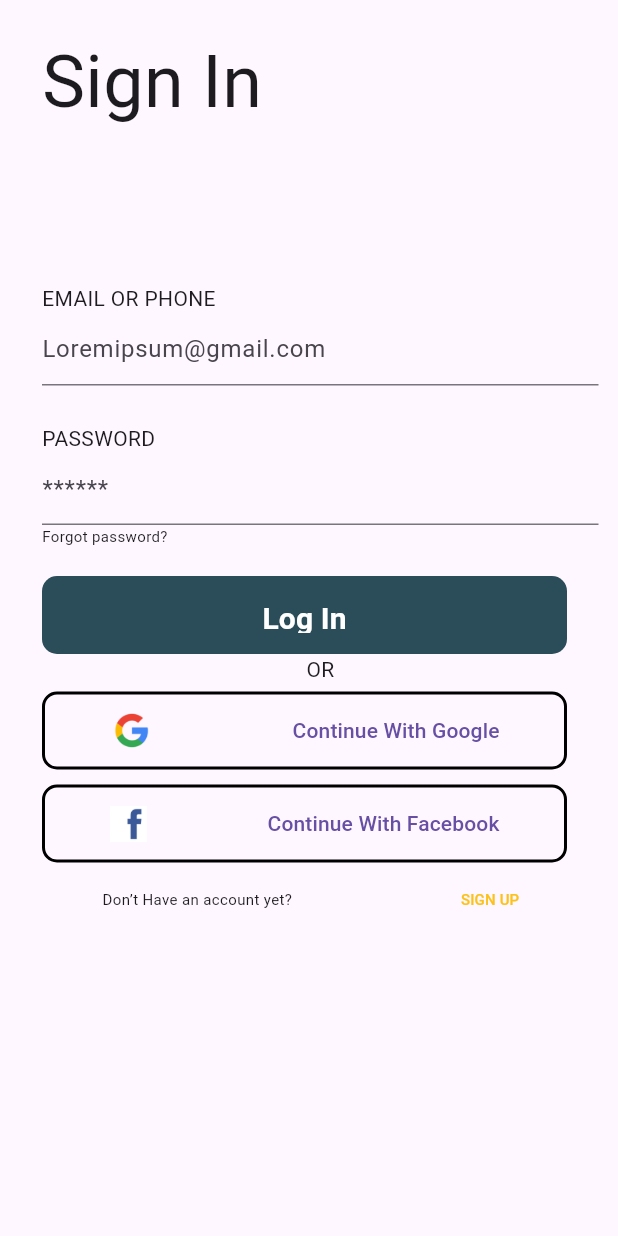
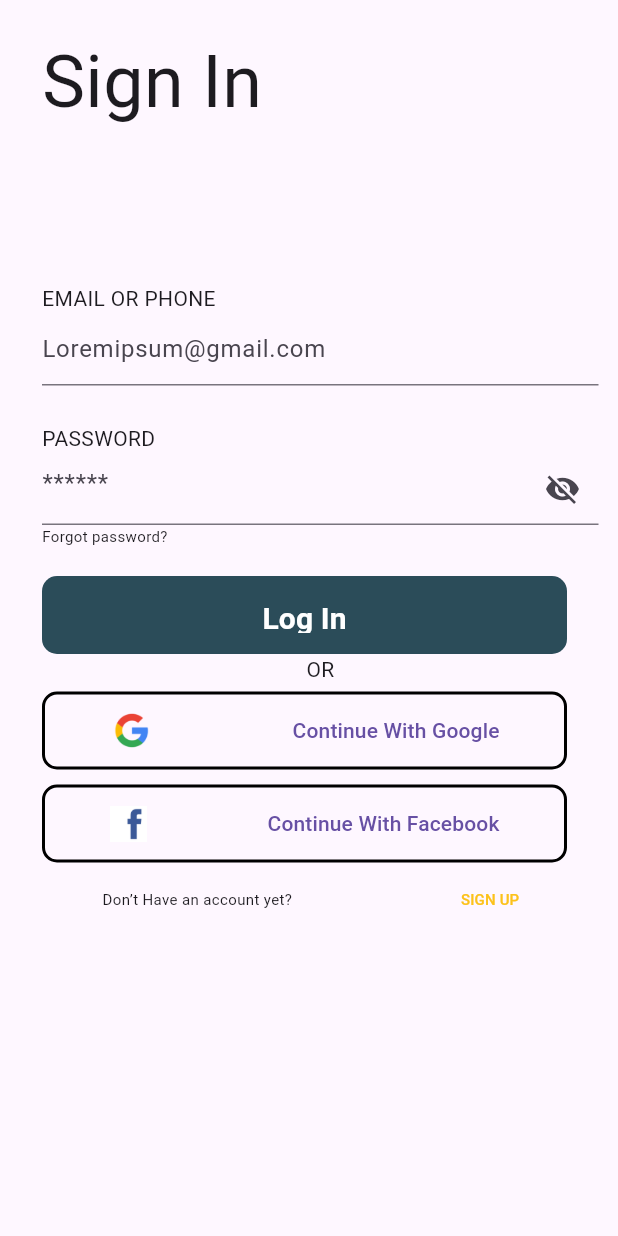
Before and after one commit to Chuijazy/car_app, a Flutter app: the SignInScreen screen opened directly, on a phone screen of 412 x 824 dp. Run offline on Flutter 3.47's test engine with Material 3 defaults, Android fonts, the phone set to English and light mode, and no system bars.

Commit message:
init app

```diff
--- a/car_app/lib/features/auth/screens/sign_in_screen.dart
+++ b/car_app/lib/features/auth/screens/sign_in_screen.dart
@@ -9,6 +9,7 @@ class SignInScreen extends StatelessWidget {
 
   @override
   Widget build(BuildContext context) {
+    bool isPasswordVisible = false;
     return  Scaffold(
       body: SafeArea(
         child: Padding(
@@ -34,11 +35,24 @@ class SignInScreen extends StatelessWidget {
               Text('PASSWORD',
               style: AppTextstyles.regular.setSize(14),
               ),
-              TextFormField(
-                decoration:
-                const InputDecoration(
-                  hintText: '******',),
+              StatefulBuilder(
+              builder: (context, setState) {
+             return TextFormField(
+                obscureText: !isPasswordVisible,
+                decoration: InputDecoration(
+                  hintText: '******',
+                  suffixIcon: IconButton(
+                    icon: Icon(isPasswordVisible ? Icons.visibility : Icons.visibility_off),
+                  onPressed: () {
+                setState(() {
+              isPasswordVisible = !isPasswordVisible;
+               });
+               },
               ),
+              ),
+             );
+           },
+           ),
               Text('Forgot password?',
               style: TextStyle(fontSize: 10),),
               SizedBox(height: 20,),
--- a/car_app/lib/features/welcome/welcome_screen.dart
+++ b/car_app/lib/features/welcome/welcome_screen.dart
@@ -1,6 +1,7 @@
 import 'package:car_app/core/resource/app_assets.dart';
 import 'package:car_app/core/theme/app_colors.dart';
 import 'package:car_app/core/theme/app_textstyles.dart';
+import 'package:car_app/features/auth/screens/sign_in_screen.dart';
 import 'package:flutter/material.dart';
 
 class WelcomeScreen extends StatelessWidget {
@@ -39,6 +40,7 @@ class WelcomeScreen extends StatelessWidget {
                       height: 110,),
                     ElevatedButton(
                       onPressed: (){
+                        Navigator.push(context, MaterialPageRoute(builder: (context) => SignInScreen(),),);
                       },
                       style: ElevatedButton.styleFrom(
                         backgroundColor: AppColors.redButton,),
--- a/car_app/lib/main.dart
+++ b/car_app/lib/main.dart
@@ -1,5 +1,5 @@
-import 'package:car_app/features/auth/screens/sign_in_screen.dart';
-//import 'package:car_app/features/welcome/welcome_screen.dart';
+//import 'package:car_app/features/auth/screens/sign_in_screen.dart';
+import 'package:car_app/features/welcome/welcome_screen.dart';
 import 'package:flutter/material.dart';
 
 void main() {
@@ -12,7 +12,7 @@ class CarApp extends StatelessWidget {
   @override
   Widget build(BuildContext context) {
     return const MaterialApp(
-      home: SignInScreen(),
+      home: WelcomeScreen(),
     );
   }
 }
```
